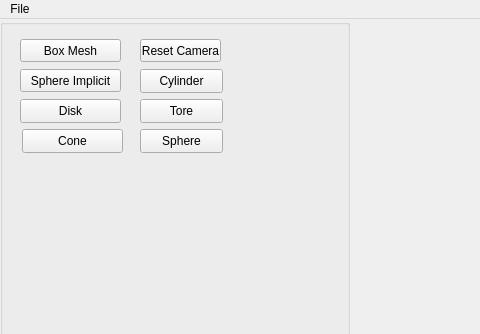
Above: AppTinyMesh/UI/interface.ui from AlexTheHugMachine/openGLM1 before the change; both pictures show x 0 to 480 and y 0 to 334 of the 1200 by 1000 pixel window. Below: the same form after it.
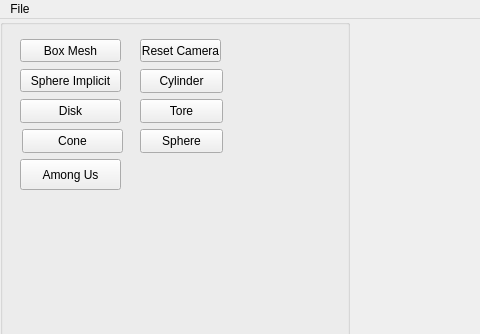
That is the form after the change.

Diff of the .ui file:
```diff
--- a/AppTinyMesh/UI/interface.ui
+++ b/AppTinyMesh/UI/interface.ui
@@ -197,6 +197,19 @@
         <string>Sphere</string>
        </property>
       </widget>
+      <widget class="QPushButton" name="amongusButton">
+       <property name="geometry">
+        <rect>
+         <x>20</x>
+         <y>140</y>
+         <width>101</width>
+         <height>31</height>
+        </rect>
+       </property>
+       <property name="text">
+        <string>Among Us</string>
+       </property>
+      </widget>
      </widget>
     </item>
     <item>
```
